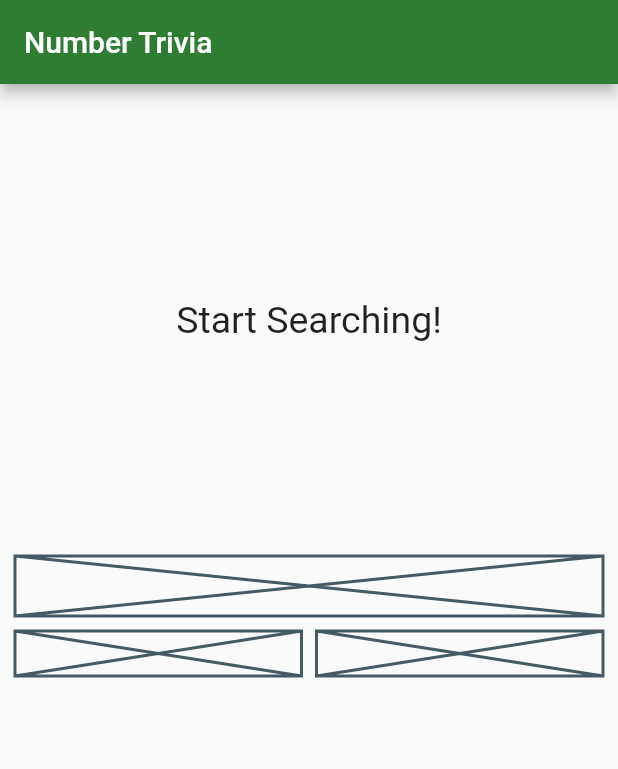
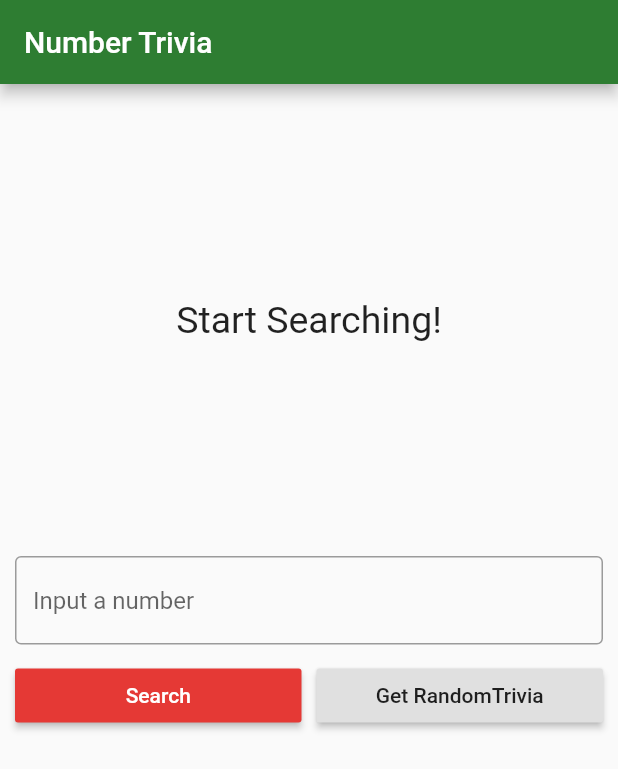
Before and after one commit to csj110/flutter_clean_architecture, a Flutter app: the screen it shows after launch, on a phone screen of 412 x 824 dp. Shown: the top 769 px of the screen. Run offline on Flutter 3.47's test engine with Material 2 defaults, Android fonts, the phone set to English and light mode, and no system bars; our stand-ins replace bloc, dartz, data_connection_checker, equatable, flutter_bloc, get_it and 1 more.

Commit message:
add trivia_control widget

```diff
--- a/lib/features/number_trivia/presentation/pages/number_trivia_page.dart
+++ b/lib/features/number_trivia/presentation/pages/number_trivia_page.dart
@@ -7,13 +7,20 @@ import 'package:flutter_clean_archicture/features/number_trivia/presentation/wid
 import '../../../../injection_container.dart';
 
 class NumberTriviaPage extends StatelessWidget {
+
   @override
   Widget build(BuildContext context) {
     return Scaffold(
       appBar: AppBar(
         title: Text("Number Trivia"),
       ),
-      body: BlocProvider(
+      body: _bodyBuilder(),
+    );
+  }
+
+  SingleChildScrollView _bodyBuilder() {
+    return SingleChildScrollView(
+      child: BlocProvider(
         builder: (_) => sl<NumberTriviaBloc>(),
         child: Center(
           child: Padding(
@@ -51,37 +58,3 @@ class NumberTriviaPage extends StatelessWidget {
     );
   }
 }
-
-class TriviaControls extends StatefulWidget {
-  const TriviaControls({
-    Key key,
-  }) : super(key: key);
-
-  @override
-  _TriviaControlsState createState() => _TriviaControlsState();
-}
-
-class _TriviaControlsState extends State<TriviaControls> {
-  String input;
-
-  @override
-  Widget build(BuildContext context) {
-    return Column(
-      children: <Widget>[
-        Placeholder(fallbackHeight: 40.0),
-        SizedBox(height: 10),
-        Row(
-          children: <Widget>[
-            Expanded(
-              child: Placeholder(fallbackHeight: 30),
-            ),
-            SizedBox(width: 10),
-            Expanded(
-              child: Placeholder(fallbackHeight: 30),
-            ),
-          ],
-        )
-      ],
-    );
-  }
-}
--- /dev/null
+++ b/lib/features/number_trivia/presentation/widgets/trivia_controls.dart
@@ -0,0 +1,67 @@
+import 'package:flutter/material.dart';
+import 'package:flutter_bloc/flutter_bloc.dart';
+import 'package:flutter_clean_archicture/features/number_trivia/presentation/bloc/bloc.dart';
+
+class TriviaControls extends StatefulWidget {
+  const TriviaControls({
+    Key key,
+  }) : super(key: key);
+
+  @override
+  _TriviaControlsState createState() => _TriviaControlsState();
+}
+
+class _TriviaControlsState extends State<TriviaControls> {
+  final _controller = TextEditingController();
+  String _inputStr;
+
+  @override
+  Widget build(BuildContext context) {
+    return Column(
+      children: <Widget>[
+        TextField(
+          controller: _controller,
+          decoration: InputDecoration(
+            border: OutlineInputBorder(),
+            hintText: "Input a number",
+          ),
+          keyboardType: TextInputType.number,
+          onChanged: (value) => _inputStr = value,
+          onSubmitted: (_) => _dispatchConcrete(),
+        ),
+        SizedBox(height: 10),
+        Row(
+          children: <Widget>[
+            Expanded(
+              child: RaisedButton(
+                child: Text("Search"),
+                color: Theme.of(context).accentColor,
+                textTheme: ButtonTextTheme.primary,
+                onPressed: _dispatchConcrete,
+              ),
+            ),
+            SizedBox(width: 10),
+            Expanded(
+              child: RaisedButton(
+                child: Text("Get RandomTrivia"),
+                onPressed: _dispatchRandom,
+              ),
+            ),
+          ],
+        )
+      ],
+    );
+  }
+
+  void _dispatchConcrete() {
+    _controller.clear();
+    BlocProvider.of<NumberTriviaBloc>(context)
+        .dispatch(GetTriviaForConcreteNumber(_inputStr));
+  }
+
+  void _dispatchRandom() {
+    _controller.clear();
+    BlocProvider.of<NumberTriviaBloc>(context)
+        .dispatch(GetTriviaForRandomNumber());
+  }
+}
--- a/lib/features/number_trivia/presentation/widgets/widgets.dart
+++ b/lib/features/number_trivia/presentation/widgets/widgets.dart
@@ -1,3 +1,4 @@
 export "loading_widget.dart";
 export "trivia_dispaly.dart";
 export 'message_display.dart';
+export "trivia_controls.dart";
```
